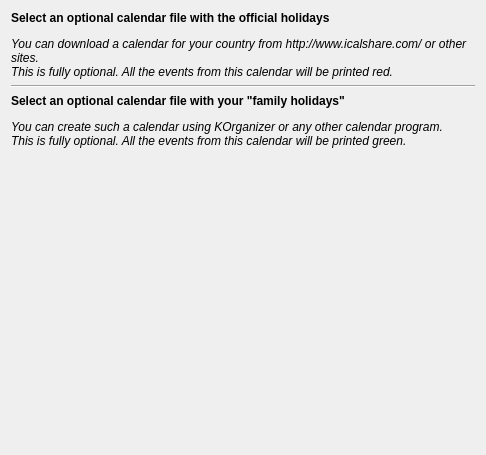
This is calendar/calevents.ui in KDE/kipi-plugins as Qt 5 draws it before an edit. The edited form follows.
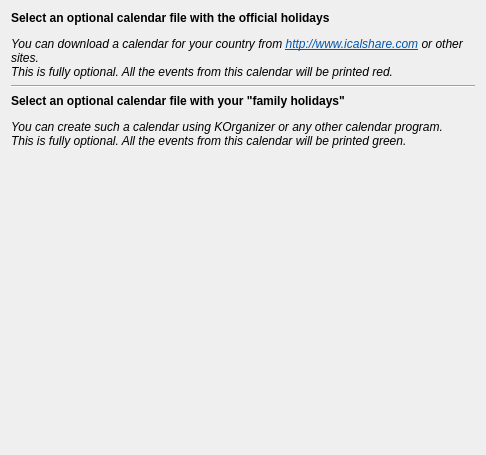
This is the edited form. Custom widgets are drawn as their Qt base class.

Commit message: * Moved special days into CalSettings. * Fixed color of day on special days.

Diff of the .ui file:
```diff
--- a/calendar/calevents.ui
+++ b/calendar/calevents.ui
@@ -41,8 +41,12 @@
       </font>
      </property>
      <property name="text" >
-      <string>You can download a calendar for your country from http://www.icalshare.com/ or other sites.
-This is fully optional. All the events from this calendar will be printed red.</string>
+      <string>&lt;!DOCTYPE HTML PUBLIC "-//W3C//DTD HTML 4.0//EN" "http://www.w3.org/TR/REC-html40/strict.dtd">
+&lt;html>&lt;head>&lt;meta name="qrichtext" content="1" />&lt;style type="text/css">
+p, li { white-space: pre-wrap; }
+&lt;/style>&lt;/head>&lt;body style=" font-family:'DejaVu Sans'; font-size:9pt; font-weight:400; font-style:italic;">
+&lt;p style=" margin-top:0px; margin-bottom:0px; margin-left:0px; margin-right:0px; -qt-block-indent:0; text-indent:0px;">You can download a calendar for your country from &lt;a href="http://www.icalshare.com">&lt;span style=" text-decoration: underline; color:#0057ae;">http://www.icalshare.com&lt;/span>&lt;/a> or other sites.&lt;/p>
+&lt;p style=" margin-top:0px; margin-bottom:0px; margin-left:0px; margin-right:0px; -qt-block-indent:0; text-indent:0px;">This is fully optional. All the events from this calendar will be printed red.&lt;/p>&lt;/body>&lt;/html></string>
      </property>
      <property name="alignment" >
       <set>Qt::AlignVCenter</set>
```
The commit also changes 12 other files.
